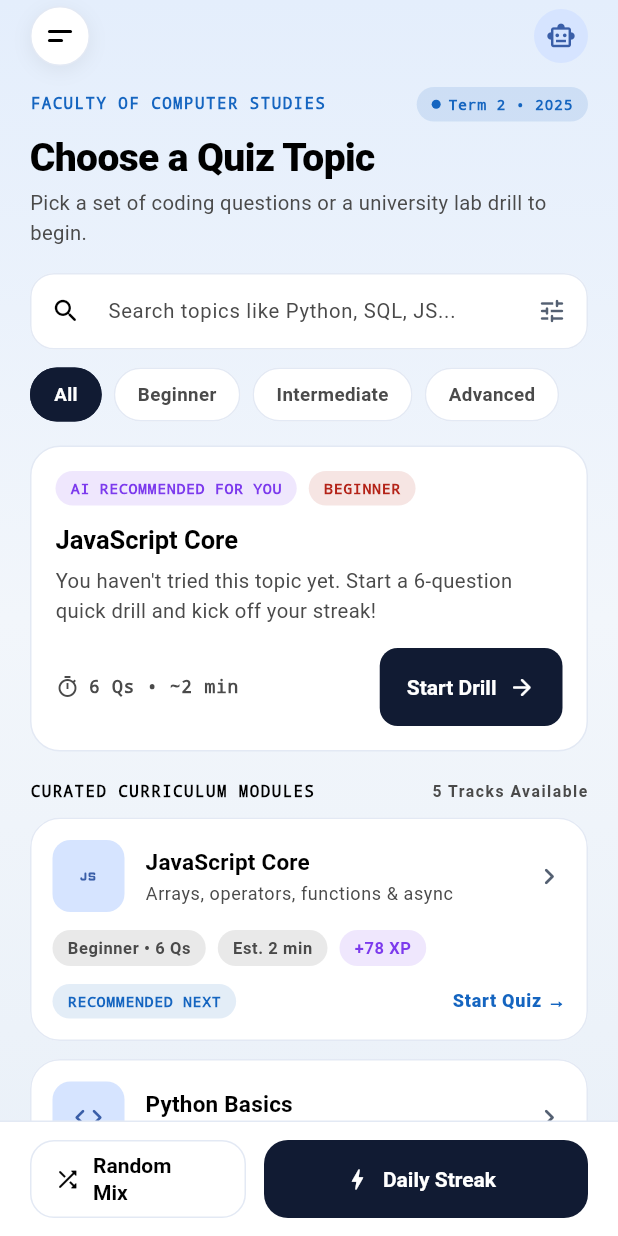
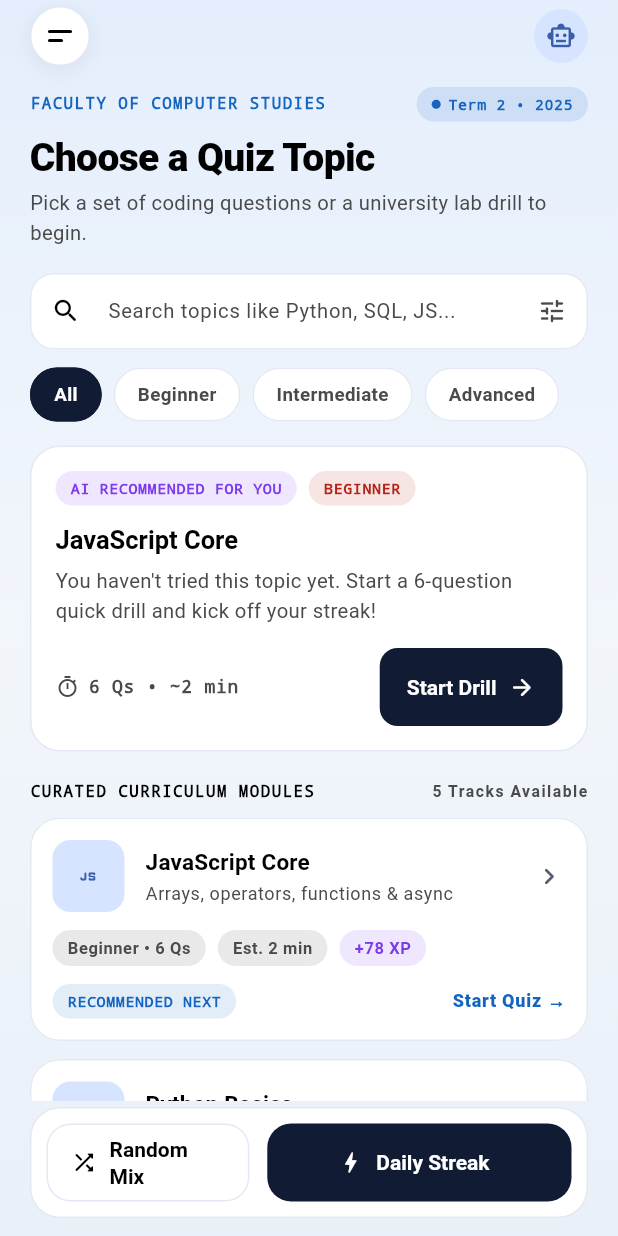
Before and after one commit to Socheata251/Ai_Mentor, a Flutter app: the QuizScreen screen opened directly, on a phone screen of 412 x 824 dp. Run offline on Flutter 3.47's test engine with Material 3 defaults, Android fonts, the phone set to English and light mode, and no system bars; our stand-ins replace flutter_secure_storage; accounts and stored records are empty.

Commit message:
layout for Web

```diff
--- a/lib/features/home/widgets/upgrade_card.dart
+++ b/lib/features/home/widgets/upgrade_card.dart
@@ -1,6 +1,7 @@
 import 'package:flutter/material.dart';
 
 import '../../../core/theme/app_theme.dart';
+import '../../../core/utils/snackbars.dart';
 import '../../../core/widgets/brand_logo.dart';
 import '../../../core/widgets/pressable.dart';
 import 'home_card.dart';
@@ -48,7 +49,7 @@ class UpgradeCard extends StatelessWidget {
           ),
           const SizedBox(width: 12),
           Pressable(
-            onTap: () {},
+            onTap: () => showComingSoon(context, 'Upgrade'),
             child: Container(
               padding: const EdgeInsets.symmetric(horizontal: 18, vertical: 10),
               decoration: BoxDecoration(
--- a/lib/features/library/screens/library_screen.dart
+++ b/lib/features/library/screens/library_screen.dart
@@ -56,7 +56,7 @@ class _LibraryScreenState extends State<LibraryScreen> {
             // iPad: keep the content in a readable column.
             child: ConstrainedBox(
               constraints: BoxConstraints(
-                maxWidth: context.screenSize.isExpanded ? 1100 : 760,
+                maxWidth: context.screenSize.isExpanded ? 960 : 760,
               ),
               child: Column(
                 children: [
--- a/lib/features/quiz/screens/quiz_screen.dart
+++ b/lib/features/quiz/screens/quiz_screen.dart
@@ -1,6 +1,8 @@
 import 'dart:async';
 
 import 'package:flutter/material.dart';
+
+import '../../../core/utils/responsive.dart';
 
 import '../../../core/theme/app_theme.dart';
 import '../../../core/utils/syntax_highlighter.dart';
@@ -141,7 +143,13 @@ class _QuizScreenState extends State<QuizScreen> {
         child: SafeArea(
           child: Center(
             child: ConstrainedBox(
-              constraints: const BoxConstraints(maxWidth: 520),
+              constraints: BoxConstraints(
+                // Topic list gets more room on tablets / desktop; the question
+                // and results screens keep their phone-sized column.
+                maxWidth: (quiz == null && summary == null && !context.screenSize.isCompact)
+                    ? 720
+                    : 520,
+              ),
               child: AnimatedSwitcher(
                 duration: const Duration(milliseconds: 260),
                 switchInCurve: Curves.easeOutCubic,
--- a/lib/features/quiz/widgets/topic_picker.dart
+++ b/lib/features/quiz/widgets/topic_picker.dart
@@ -104,6 +104,32 @@ class _TopicPickerState extends State<TopicPicker> {
     QuizCategory.mixed => Icons.shuffle_rounded,
   };
 
+  /// The filter icon in the search box: pick a level from a list.
+  void _showLevelSheet() {
+    showModalBottomSheet<void>(
+      context: context,
+      showDragHandle: true,
+      builder: (sheetContext) => SafeArea(
+        child: Column(
+          mainAxisSize: MainAxisSize.min,
+          children: [
+            for (final level in _levels)
+              ListTile(
+                title: Text(level),
+                trailing: _level == level
+                    ? const Icon(Icons.check_rounded)
+                    : null,
+                onTap: () {
+                  setState(() => _level = level);
+                  Navigator.pop(sheetContext);
+                },
+              ),
+          ],
+        ),
+      ),
+    );
+  }
+
   // ---- build -----------------------------------------------------------
 
   @override
@@ -154,6 +180,7 @@ class _TopicPickerState extends State<TopicPicker> {
                   _SearchField(
                     controller: _search,
                     onChanged: (_) => setState(() {}),
+                    onFilter: _showLevelSheet,
                   ),
                   const SizedBox(height: 12),
                   SizedBox(
@@ -269,10 +296,15 @@ class _Header extends StatelessWidget {
 }
 
 class _SearchField extends StatelessWidget {
-  const _SearchField({required this.controller, required this.onChanged});
+  const _SearchField({
+    required this.controller,
+    required this.onChanged,
+    required this.onFilter,
+  });
 
   final TextEditingController controller;
   final ValueChanged<String> onChanged;
+  final VoidCallback onFilter;
 
   @override
   Widget build(BuildContext context) {
@@ -290,7 +322,11 @@ class _SearchField extends StatelessWidget {
         hintText: 'Search topics like Python, SQL, JS...',
         prefixIcon: const Icon(Icons.search_rounded, size: 20),
         suffixIcon: controller.text.isEmpty
-            ? Icon(Icons.tune_rounded, size: 20, color: c.textSoft)
+            ? IconButton(
+                tooltip: 'Filter by level',
+                onPressed: onFilter,
+                icon: Icon(Icons.tune_rounded, size: 20, color: c.textMuted),
+              )
             : IconButton(
                 tooltip: 'Clear search',
                 onPressed: () {
@@ -641,11 +677,15 @@ class _BottomBar extends StatelessWidget {
       borderRadius: BorderRadius.circular(AppRadius.md),
     );
 
-    return Container(
-      padding: const EdgeInsets.fromLTRB(20, 12, 20, 12),
+    // A card exactly as wide as the list above it (same 20px side margin).
+    return Padding(
+      padding: const EdgeInsets.fromLTRB(20, 4, 20, 12),
+      child: Container(
+      padding: const EdgeInsets.all(10),
       decoration: BoxDecoration(
         color: c.surface,
-        border: Border(top: BorderSide(color: c.border)),
+        borderRadius: BorderRadius.circular(AppRadius.lg),
+        border: Border.all(color: c.border),
       ),
       child: Row(
         children: [
@@ -686,6 +726,7 @@ class _BottomBar extends StatelessWidget {
           ),
         ],
       ),
+      ),
     );
   }
 }
```
Also changed, not shown: lib/features/ai_tutor/screens/ai_tutor_screen.dart (+10 -1 lines), lib/features/home/widgets/home_content.dart (+9 -2 lines), lib/features/home/widgets/quick_actions.dart (+42 -9 lines), lib/features/home/widgets/study_links.dart (added, +128 -0 lines), lib/features/progress/screens/progress_screen.dart (+11 -1 lines).
